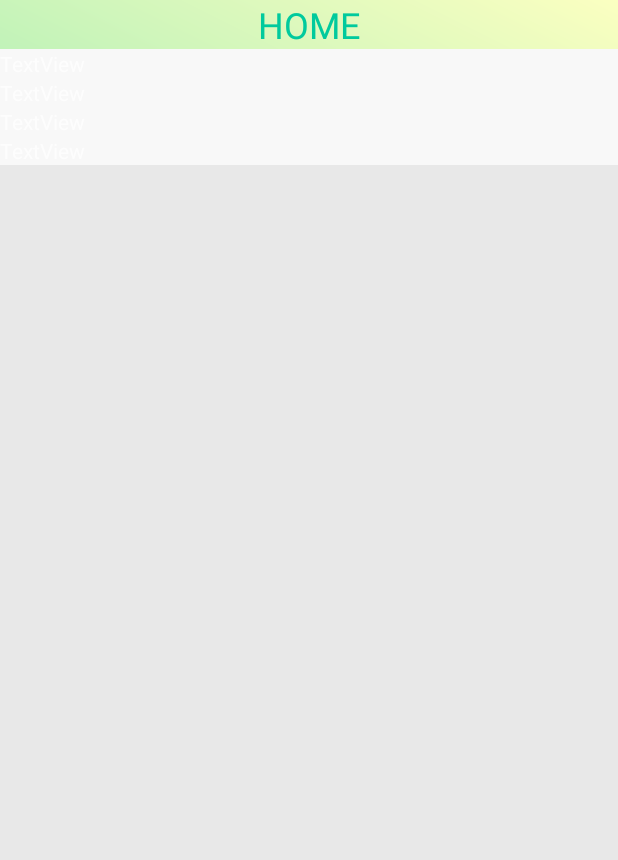
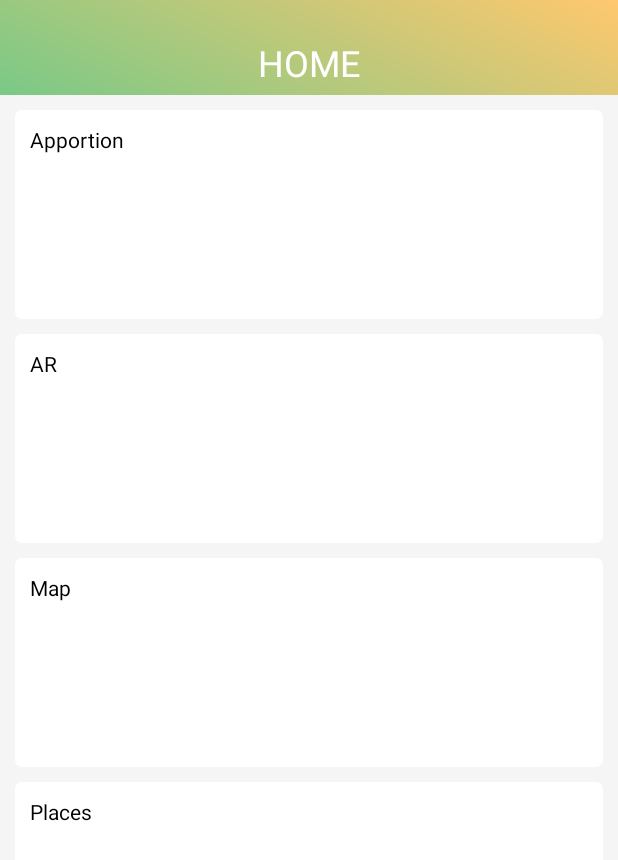
Before and after one commit to wasdx19/Seruen, an Android app: the layout activity_main_page1.xml on its own in the app's theme, with its tools: preview values and no code run, on a phone screen of 412 x 824 dp. Shown: the top 860 px of the screen. Run offline under Robolectric (Android 15) with nearby library versions, the phone set to English and light mode, and no system bars.

Commit message:
last changes from Wasdx

```diff
--- a/VisitAppl/app/src/main/AndroidManifest.xml
+++ b/VisitAppl/app/src/main/AndroidManifest.xml
@@ -11,7 +11,7 @@
         android:supportsRtl="true"
         android:theme="@style/AppTheme"
         tools:ignore="GoogleAppIndexingWarning">
-        <activity android:name=".MainActivity">
+        <activity android:name=".GuidePage1">
             <intent-filter>
                 <action android:name="android.intent.action.MAIN" />
 
@@ -26,7 +26,7 @@
         <activity android:name=".MainPage3" />
         <activity android:name=".PlacesPage2" />
         <activity android:name=".Map2" />
-        <activity android:name=".GuidePage1"/>
+        <activity android:name=".MainActivity"/>
     </application>
 
 </manifest>
--- a/VisitAppl/app/src/main/java/kz/visitapp2/MainActivity.java
+++ b/VisitAppl/app/src/main/java/kz/visitapp2/MainActivity.java
@@ -1,6 +1,8 @@
 package kz.visitapp2;
 
+import android.annotation.SuppressLint;
 import android.content.res.ColorStateList;
+import android.content.res.Resources;
 import android.graphics.Color;
 import android.graphics.LinearGradient;
 import android.graphics.Shader;
@@ -12,12 +14,12 @@ import android.os.Bundle;
 
 public class MainActivity extends AppCompatActivity {
 
+    @SuppressLint("ResourceType")
     @Override
     protected void onCreate(Bundle savedInstanceState) {
         super.onCreate(savedInstanceState);
         setContentView(R.layout.activity_main);
         BottomNavigationView botNav=findViewById(R.id.navbar);
-
 
         botNav.setOnNavigationItemSelectedListener(menuItem -> {
             Fragment selectedFragment = null;
--- a/VisitAppl/app/src/main/java/kz/visitapp2/MainPage1.java
+++ b/VisitAppl/app/src/main/java/kz/visitapp2/MainPage1.java
@@ -3,12 +3,15 @@ package kz.visitapp2;
 import android.graphics.Color;
 import android.graphics.LinearGradient;
 import android.graphics.Shader;
+import android.os.Build;
 import android.support.v4.app.Fragment;
 import android.support.v7.app.AppCompatActivity;
 import android.os.Bundle;
 import android.view.LayoutInflater;
 import android.view.View;
 import android.view.ViewGroup;
+import android.view.Window;
+import android.view.WindowManager;
 import android.widget.TextView;
 
 public class MainPage1 extends Fragment {
@@ -22,20 +25,24 @@ public class MainPage1 extends Fragment {
 
     @Override
     public void onCreate(Bundle savedInstanceState) {
+        if (Build.VERSION.SDK_INT >= Build.VERSION_CODES.KITKAT) {
+            Window w = getActivity().getWindow();
+            w.addFlags(WindowManager.LayoutParams.FLAG_LAYOUT_NO_LIMITS);
+            w.addFlags(WindowManager.LayoutParams.FLAG_TRANSLUCENT_STATUS);
+        }
         super.onCreate(savedInstanceState);
         headerTV=getActivity().findViewById(R.id.headerTv);
-        //grad(headerTV);
     }
 
     public View onCreateView(LayoutInflater inflater, ViewGroup container, Bundle savedInstance){
         return inflater.inflate(R.layout.activity_main_page1,container,false);
     }
 
-    public void grad(TextView v) {
+    /*public void grad(TextView v) {
         Shader myShader = new LinearGradient(
                 0, 0, 0, 100,
                 Color.WHITE, Color.BLACK,
                 Shader.TileMode.CLAMP);
         v.getPaint().setShader(myShader);
-    }
+    }*/
 }
--- a/VisitAppl/app/src/main/res/drawable/bottom_navigation_colors.xml
+++ b/VisitAppl/app/src/main/res/drawable/bottom_navigation_colors.xml
@@ -7,6 +7,5 @@
 
     <item
         android:state_checked="false"
-        android:color="@color/colorBackground" />
-
+        android:color="@color/colorBackground"/>
 </selector>
--- a/VisitAppl/app/src/main/res/drawable/gradient.xml
+++ b/VisitAppl/app/src/main/res/drawable/gradient.xml
@@ -2,8 +2,11 @@
 <shape xmlns:android="http://schemas.android.com/apk/res/android"
     android:shape="rectangle">
     <gradient
+        android:id="@+id/grad"
         android:startColor="@color/GP_GC_1"
         android:endColor="@color/GP_GC_2"
+        android:centerColor="@color/GP_GC_1"
         android:type="linear"
         android:angle="45"/>
+
 </shape>
--- /dev/null
+++ b/VisitAppl/app/src/main/res/drawable/rounded_angles.xml
@@ -0,0 +1,9 @@
+<?xml version="1.0" encoding="utf-8"?>
+<shape xmlns:android="http://schemas.android.com/apk/res/android"
+    android:shape="rectangle" >
+    <solid android:color="@android:color/white" />
+    <corners android:radius="4dip" />
+    <stroke
+        android:width="1dp"
+        android:color="@color/colorPrimary" />
+</shape>
--- a/VisitAppl/app/src/main/res/layout/activity_main_page1.xml
+++ b/VisitAppl/app/src/main/res/layout/activity_main_page1.xml
@@ -7,14 +7,15 @@
     android:background="@drawable/gradient"
     tools:context=".MainPage1">
 
-
     <LinearLayout
         android:layout_width="match_parent"
         android:layout_height="match_parent"
         android:layout_alignParentTop="true"
-        android:layout_centerHorizontal="true"
+        android:layout_marginTop="0dp"
         android:orientation="vertical">
 
+
+        <!--HEADER SECTION-->
         <RelativeLayout
             android:layout_width="match_parent"
             android:layout_height="wrap_content">
@@ -23,57 +24,132 @@
                 android:id="@+id/headerTv"
                 android:layout_width="match_parent"
                 android:layout_height="wrap_content"
+                android:layout_alignParentTop="true"
+                android:layout_marginTop="25dp"
+                android:layout_marginBottom="5dp"
                 android:text="HOME"
-                android:textSize="24dp"
                 android:textAlignment="center"
-                android:textColor="@color/GP_GC_1" />
+                android:textColor="@color/colorPrimary"
+                android:textSize="24dp" />
         </RelativeLayout>
 
+
+        <!--BODY SECTION-->
         <RelativeLayout
             android:layout_width="match_parent"
             android:layout_height="match_parent"
-            android:background="@color/colorBackground">
-
+            android:background="@color/colorPrimaryDark">
 
             <ScrollView
                 android:layout_width="match_parent"
-                android:layout_height="wrap_content">
+                android:layout_height="match_parent">
 
                 <LinearLayout
                     android:layout_width="match_parent"
                     android:layout_height="wrap_content"
-                    android:orientation="vertical"
-                    android:background="@color/colorAccent">
+                    android:orientation="vertical">
 
-                    <TextView
-                        android:id="@+id/textView5"
+                    <LinearLayout
                         android:layout_width="match_parent"
                         android:layout_height="wrap_content"
-                        android:text="TextView" />
+                        android:background="@drawable/rounded_angles"
+                        android:layout_marginTop="10dp"
+                        android:layout_marginLeft="10dp"
+                        android:layout_marginRight="10dp"
+                        android:orientation="vertical">
 
-                    <TextView
-                        android:id="@+id/textView4"
+                        <TextView
+                            android:id="@+id/apportionName_tv"
+                            android:layout_width="match_parent"
+                            android:layout_height="match_parent"
+                            android:layout_margin="10dp"
+                            android:textColor="@android:color/black"
+                            android:text="Apportion" />
+
+                        <TextView
+                            android:id="@+id/textView2"
+                            android:layout_width="match_parent"
+                            android:layout_height="100dp"
+                            android:text="TextView" />
+                    </LinearLayout>
+
+                    <LinearLayout
                         android:layout_width="match_parent"
                         android:layout_height="wrap_content"
-                        android:text="TextView" />
+                        android:background="@drawable/rounded_angles"
+                        android:layout_marginTop="10dp"
+                        android:layout_marginLeft="10dp"
+                        android:layout_marginRight="10dp"
+                        android:orientation="vertical">
 
-                    <TextView
-                        android:id="@+id/textView2"
+                        <TextView
+                            android:id="@+id/textView4"
+                            android:layout_width="match_parent"
+                            android:layout_height="match_parent"
+                            android:layout_margin="10dp"
+                            android:textColor="@android:color/black"
+                            android:text="AR" />
+
+                        <TextView
+                            android:id="@+id/textView3"
+                            android:layout_width="match_parent"
+                            android:layout_height="100dp"
+                            android:text="TextView" />
+                    </LinearLayout>
+
+                    <LinearLayout
                         android:layout_width="match_parent"
                         android:layout_height="wrap_content"
-                        android:text="TextView" />
+                        android:background="@drawable/rounded_angles"
+                        android:layout_marginTop="10dp"
+                        android:layout_marginLeft="10dp"
+                        android:layout_marginRight="10dp"
+                        android:orientation="vertical">
 
-                    <TextView
-                        android:id="@+id/textView3"
+                        <TextView
+                            android:id="@+id/textView5"
+                            android:layout_width="match_parent"
+                            android:layout_height="match_parent"
+                            android:layout_margin="10dp"
+                            android:textColor="@android:color/black"
+                            android:text="Map" />
+
+                        <TextView
+                            android:id="@+id/textView6"
+                            android:layout_width="match_parent"
+                            android:layout_height="100dp"
+                            android:text="TextView" />
+                    </LinearLayout>
+
+                    <LinearLayout
                         android:layout_width="match_parent"
                         android:layout_height="wrap_content"
-                        android:text="TextView" />
+                        android:background="@drawable/rounded_angles"
+                        android:layout_marginTop="10dp"
+                        android:layout_marginLeft="10dp"
+                        android:layout_marginRight="10dp"
+                        android:orientation="vertical">
+
+                        <TextView
+                            android:id="@+id/textView1"
+                            android:layout_width="match_parent"
+                            android:layout_height="match_parent"
+                            android:layout_margin="10dp"
+                            android:textColor="@android:color/black"
+                            android:text="Places" />
+
+                        <TextView
+                            android:id="@+id/textView9"
+                            android:layout_width="match_parent"
+                            android:layout_height="100dp"
+                            android:text="TextView" />
+                    </LinearLayout>
+
                 </LinearLayout>
             </ScrollView>
 
         </RelativeLayout>
 
 
-
     </LinearLayout>
 </RelativeLayout>
--- a/VisitAppl/app/src/main/res/menu/nav_menu.xml
+++ b/VisitAppl/app/src/main/res/menu/nav_menu.xml
@@ -12,7 +12,7 @@
     <item
         android:id="@+id/ar"
         android:icon="@drawable/ar_notcliked"
-        android:title="AR" />
+        android:title="AR"/>
     <item
         android:id="@+id/map"
         android:icon="@drawable/map"
--- a/VisitAppl/app/src/main/res/values/colors.xml
+++ b/VisitAppl/app/src/main/res/values/colors.xml
@@ -4,10 +4,10 @@
     <color name="colorPrimaryDark">#f5f5f5</color>
     <color name="colorAccent">#f8f8f8</color>
     <color name="navBackground">#000000</color>
-    <color name="colorBackground">#E8E8E8</color>
-    <color name="draw">#66ff66</color>
+    <color name="colorBackground">#DCDCDC</color>
+    <color name="draw">#5C66FF66</color>
     <color name="GP_GC_1">#00CA9D</color> <!-- GuidePage_GradientColor_1 -->
-    <color name="GP_GC_2">#FBFFC1</color> <!-- GuidePage_GradientColor_2 -->
+    <color name="GP_GC_2">#FFC86E</color> <!-- GuidePage_GradientColor_2 -->
 
 
 </resources>
--- a/VisitAppl/app/src/main/res/values/styles.xml
+++ b/VisitAppl/app/src/main/res/values/styles.xml
@@ -6,7 +6,7 @@
         <item name="colorPrimary">@color/colorPrimary</item>
         <item name="colorPrimaryDark">@color/colorPrimaryDark</item>
         <item name="colorAccent">@color/colorAccent</item>
-        <item name="android:statusBarColor">@color/GP_GC_1</item>
+        <!--<item name="android:statusBarColor">@color/GP_GC_1</item>-->
     </style>
 
     <style name="AppTheme1" parent="Theme.AppCompat.Light.DarkActionBar">
```
